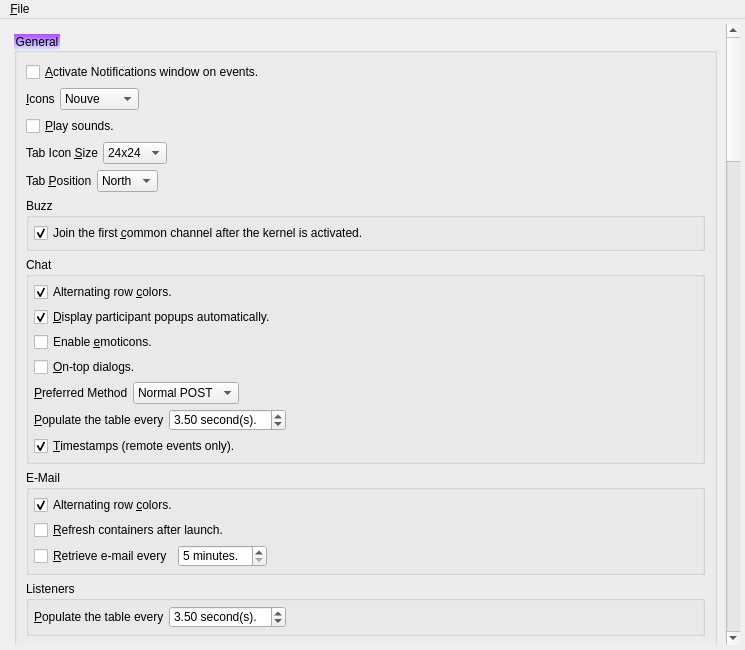
Before: the Qt Designer form branches/trunk/GoldBug-UI/spot-on-options.ui in textbrowser/spot-on, drawn with Qt 5.
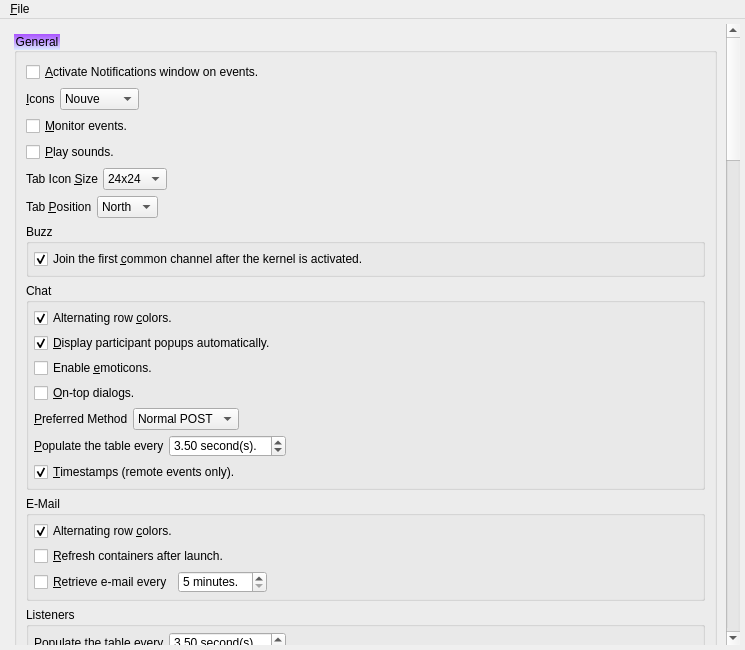
After: the same form once the commit is applied. Icons and pictures are not drawn.

```diff
--- a/branches/trunk/GoldBug-UI/spot-on-options.ui
+++ b/branches/trunk/GoldBug-UI/spot-on-options.ui
@@ -44,8 +44,8 @@
         <rect>
          <x>0</x>
          <y>0</y>
-         <width>721</width>
-         <height>3230</height>
+         <width>742</width>
+         <height>3362</height>
         </rect>
        </property>
        <layout class="QVBoxLayout" name="verticalLayout_25">
@@ -125,6 +125,13 @@
              </item>
             </layout>
            </item>
+           <item>
+            <widget class="QCheckBox" name="monitor">
+             <property name="text">
+              <string>&amp;Monitor events.</string>
+             </property>
+            </widget>
+           </item>
            <item>
             <widget class="QCheckBox" name="play_sounds">
              <property name="text">
```
Left out of the diff: 190 changed lines with no effect on the pictures.
